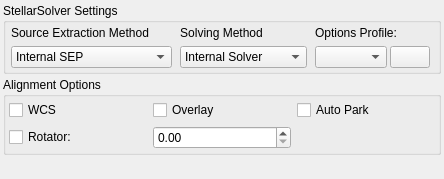
The window that kstars-astropi/kstars/ekos/align/opsalign.ui (Andre87osx/AstroPi-system) describes before a commit, drawn with Qt 5.
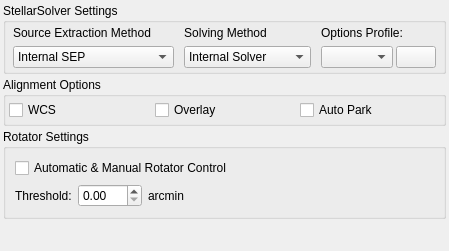
The same window after the commit.

Patch:
```diff
--- a/kstars-astropi/kstars/ekos/align/opsalign.ui
+++ b/kstars-astropi/kstars/ekos/align/opsalign.ui
@@ -6,8 +6,8 @@
    <rect>
     <x>0</x>
     <y>0</y>
-    <width>444</width>
-    <height>179</height>
+    <width>449</width>
+    <height>251</height>
    </rect>
   </property>
   <layout class="QVBoxLayout" name="verticalLayout">
@@ -243,20 +243,66 @@
         </property>
        </widget>
       </item>
+     </layout>
+    </widget>
+   </item>
+   <item>
+    <widget class="QGroupBox" name="groupBox">
+     <property name="title">
+      <string>Rotator Settings</string>
+     </property>
+     <layout class="QGridLayout" name="gridLayout">
       <item row="1" column="0">
+       <layout class="QHBoxLayout" name="horizontalLayout">
+        <item>
+         <widget class="QLabel" name="label">
+          <property name="text">
+           <string>Threshold:</string>
+          </property>
+         </widget>
+        </item>
+        <item>
+         <widget class="QDoubleSpinBox" name="kcfg_AstrometryRotatorThreshold">
+          <property name="toolTip">
+           <string>&lt;html&gt;&lt;head/&gt;&lt;body&gt;&lt;p&gt;Rotator threshold in arc-minutes when using Load &amp;amp; Slew. If the difference between measured position angle and FITS position angle is below this value, the Load &amp;amp; Slew operation is considered successful.&lt;/p&gt;&lt;/body&gt;&lt;/html&gt;</string>
+          </property>
+          <property name="maximum">
+           <double>120.000000000000000</double>
+          </property>
+          <property name="singleStep">
+           <double>10.000000000000000</double>
+          </property>
+         </widget>
+        </item>
+        <item>
+         <widget class="QLabel" name="label_2">
+          <property name="text">
+           <string>arcmin</string>
+          </property>
+         </widget>
+        </item>
+        <item>
+         <spacer name="horizontalSpacer">
+          <property name="orientation">
+           <enum>Qt::Horizontal</enum>
+          </property>
+          <property name="sizeHint" stdset="0">
+           <size>
+            <width>40</width>
+            <height>20</height>
+           </size>
+          </property>
+         </spacer>
+        </item>
+       </layout>
+      </item>
+      <item row="0" column="0">
        <widget class="QCheckBox" name="kcfg_AstrometryUseRotator">
         <property name="toolTip">
          <string>&lt;html&gt;&lt;head/&gt;&lt;body&gt;&lt;p&gt;Toggle Rotator control&lt;/p&gt;&lt;/body&gt;&lt;/html&gt;</string>
         </property>
         <property name="text">
-         <string>Rotator:</string>
-        </property>
-       </widget>
-      </item>
-      <item row="1" column="1">
-       <widget class="QDoubleSpinBox" name="kcfg_AstrometryRotatorThreshold">
-        <property name="toolTip">
-         <string>&lt;html&gt;&lt;head/&gt;&lt;body&gt;&lt;p&gt;Rotator threshold in arc-minutes when using Load &amp;amp; Slew. If the difference between measured position angle and FITS position angle is below this value, the Load &amp;amp; Slew operation is considered successful.&lt;/p&gt;&lt;/body&gt;&lt;/html&gt;</string>
+         <string>Automatic &amp;&amp; Manual Rotator Control</string>
         </property>
        </widget>
       </item>
@@ -271,7 +317,7 @@
      <property name="sizeHint" stdset="0">
       <size>
        <width>20</width>
-       <height>3</height>
+       <height>40</height>
       </size>
      </property>
     </spacer>
```
Left out of the diff: 31 changed lines with no effect on the pictures.
